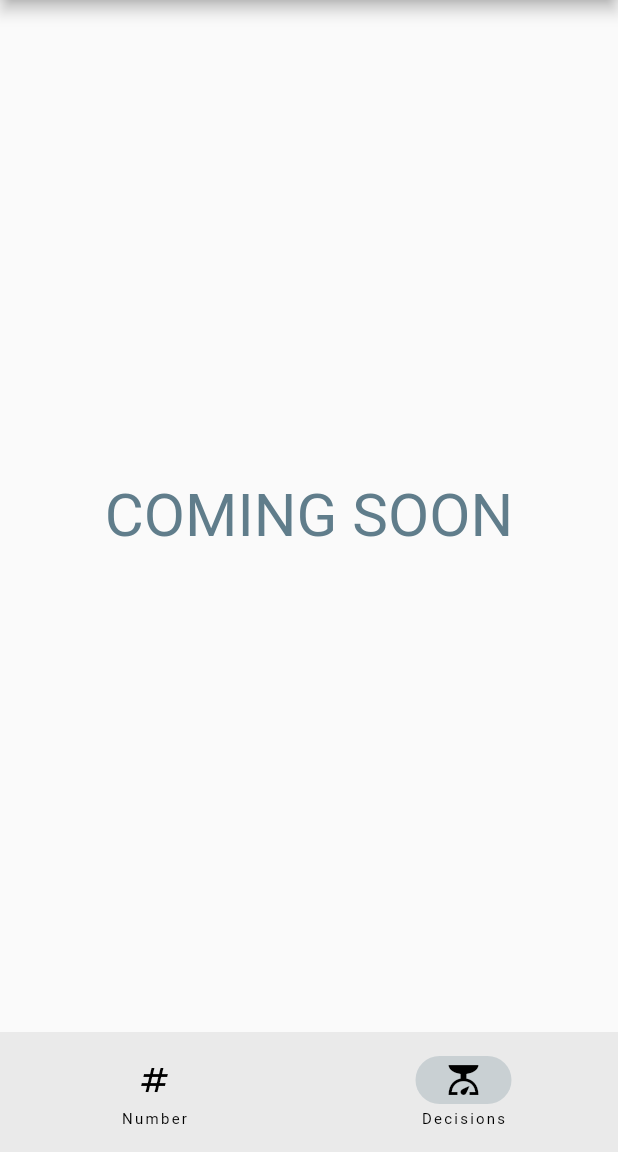
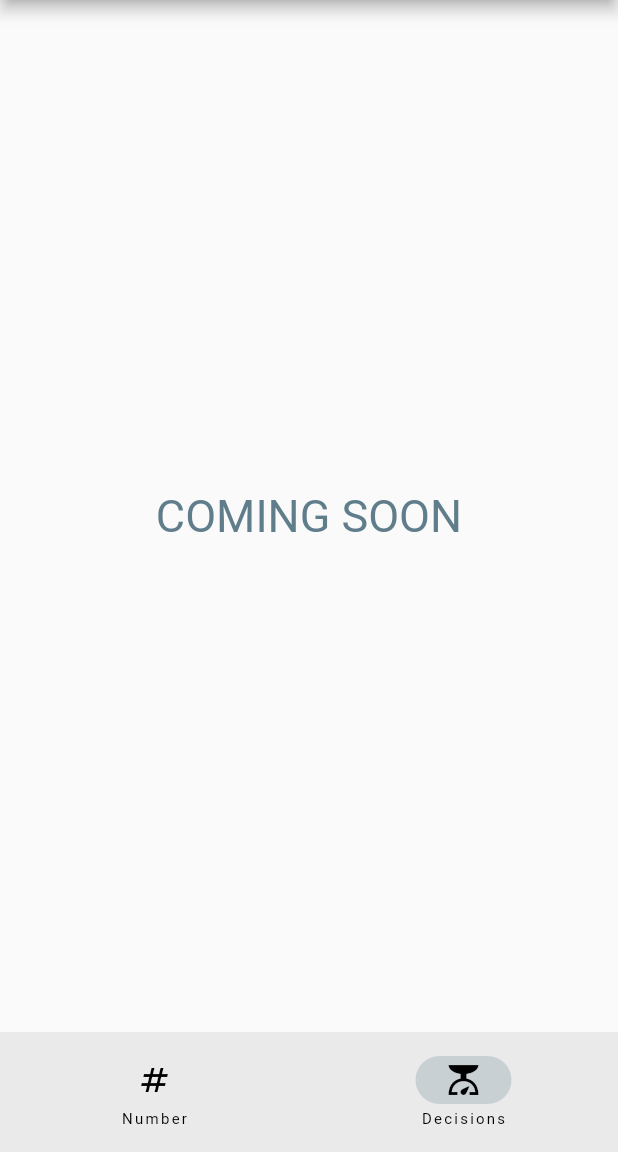
Before and after one commit to jameslinley/RandomGeneratorApp, a Flutter app: the screen it shows after launch, item 2 of the bottom bar chosen, on a phone screen of 412 x 824 dp, the part 84-1236 px from its top. Run offline on Flutter 3.47's test engine with Material 2 defaults, Android fonts, the phone set to English and light mode, and no system bars; drawn by our look-alikes of animated_text_kit.

Commit message:
Added dependency for animated text

```diff
--- a/random_generator_app/lib/decision_page.dart
+++ b/random_generator_app/lib/decision_page.dart
@@ -1,3 +1,4 @@
+import 'package:animated_text_kit/animated_text_kit.dart';
 import 'package:flutter/material.dart';
 
 class DecisionPage extends StatelessWidget {
@@ -5,13 +6,19 @@ class DecisionPage extends StatelessWidget {
 
   @override
   Widget build(BuildContext context) {
-    return const Scaffold(
-      body: Center(
-        child: Text(
-          'COMING SOON',
-          style: TextStyle(color: Colors.blueGrey, fontSize: 40),
-        ),
-      ),
-    );
+    return Center(
+        child: AnimatedTextKit(
+      animatedTexts: [
+        WavyAnimatedText('COMING SOON',
+            textStyle: const TextStyle(
+              color: Colors.blueGrey,
+              fontSize: 30,
+            )),
+      ],
+      repeatForever: true,
+      onTap: () {
+        print("Tap Event");
+      },
+    ));
   }
 }
--- a/random_generator_app/lib/main.dart
+++ b/random_generator_app/lib/main.dart
@@ -1,6 +1,7 @@
 import 'package:flutter/material.dart';
 import 'package:random_generator_app/number_page.dart';
 import 'package:random_generator_app/decision_page.dart';
+import 'package:animated_text_kit/animated_text_kit.dart';
 
 void main() {
   runApp(const MyApp());
--- a/random_generator_app/lib/number_page.dart
+++ b/random_generator_app/lib/number_page.dart
@@ -18,7 +18,7 @@ class _NumberPageState extends State<NumberPage> {
         mainAxisSize: MainAxisSize.min,
         children: [
           Text(
-            '$randomNumber',
+            randomNumber,
             style: const TextStyle(fontSize: 30),
           ),
           Container(
```
Also changed, not shown: random_generator_app/pubspec.yaml (+3 -4 lines), random_generator_app/pubspec.lock.
